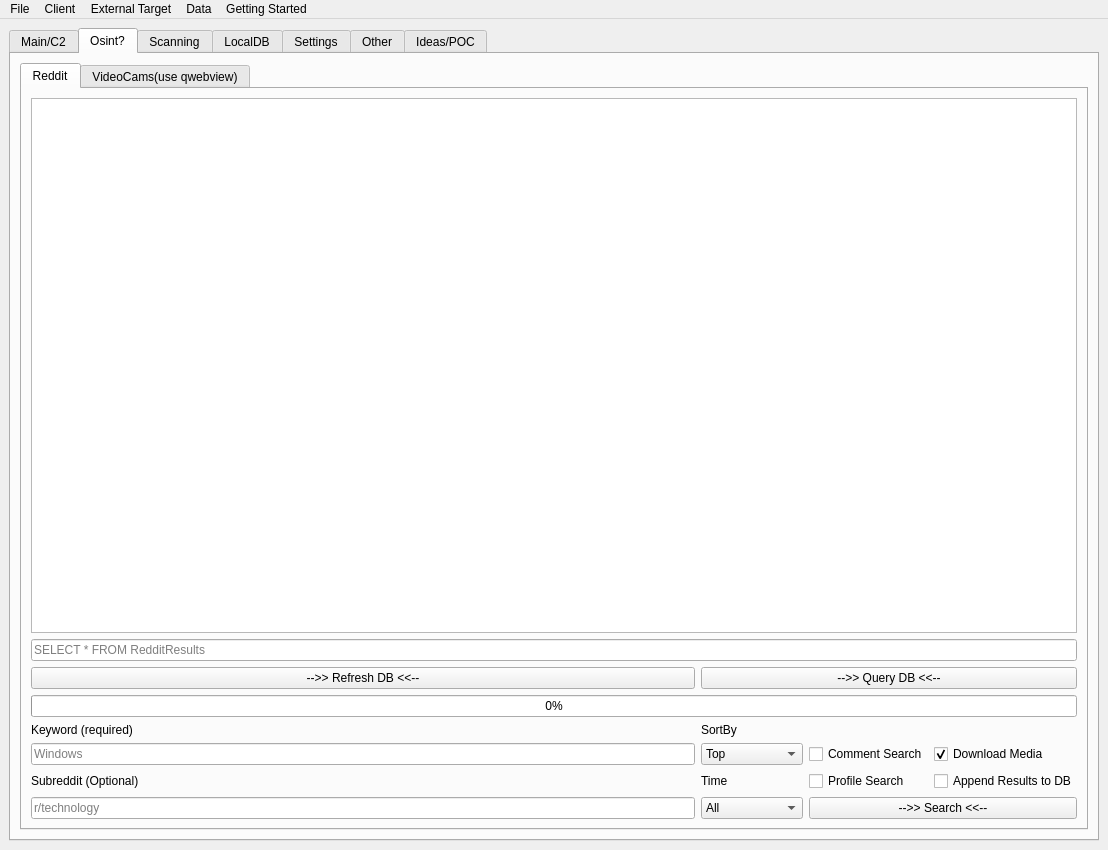
Above: gui.ui from ryanq47/WhisperNet before the change. Below: the same form after it.
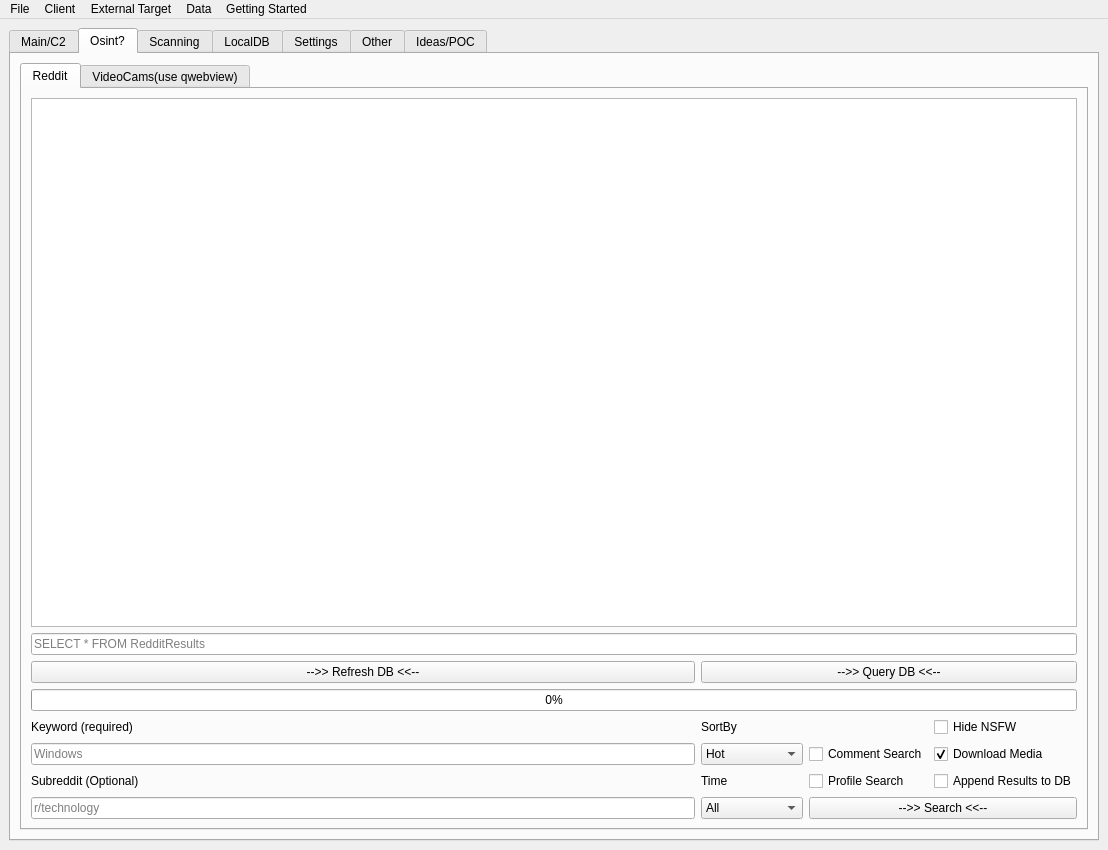
That is the form after the change. Icons and pictures are not drawn.

Commit message: Added button to redditosint

What changed in the file:
```diff
--- a/gui.ui
+++ b/gui.ui
@@ -436,11 +436,6 @@
             </item>
             <item row="6" column="2">
              <widget class="QComboBox" name="combo_sort">
-              <item>
-               <property name="text">
-                <string>Top</string>
-               </property>
-              </item>
               <item>
                <property name="text">
                 <string>Hot</string>
@@ -535,6 +530,13 @@
               </property>
              </widget>
             </item>
+            <item row="5" column="4">
+             <widget class="QCheckBox" name="checkBox_9">
+              <property name="text">
+               <string>Hide NSFW</string>
+              </property>
+             </widget>
+            </item>
            </layout>
           </widget>
           <widget class="QWidget" name="tab_14">
```
Left out of the diff: 5 changed lines with no effect on the pictures.
